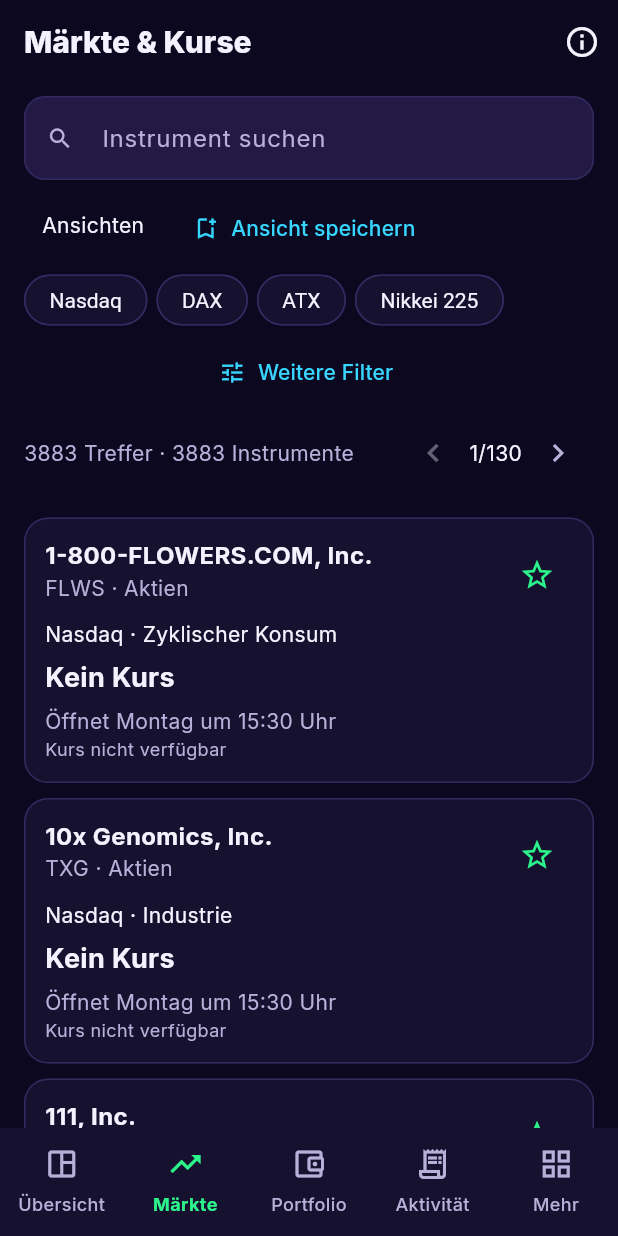
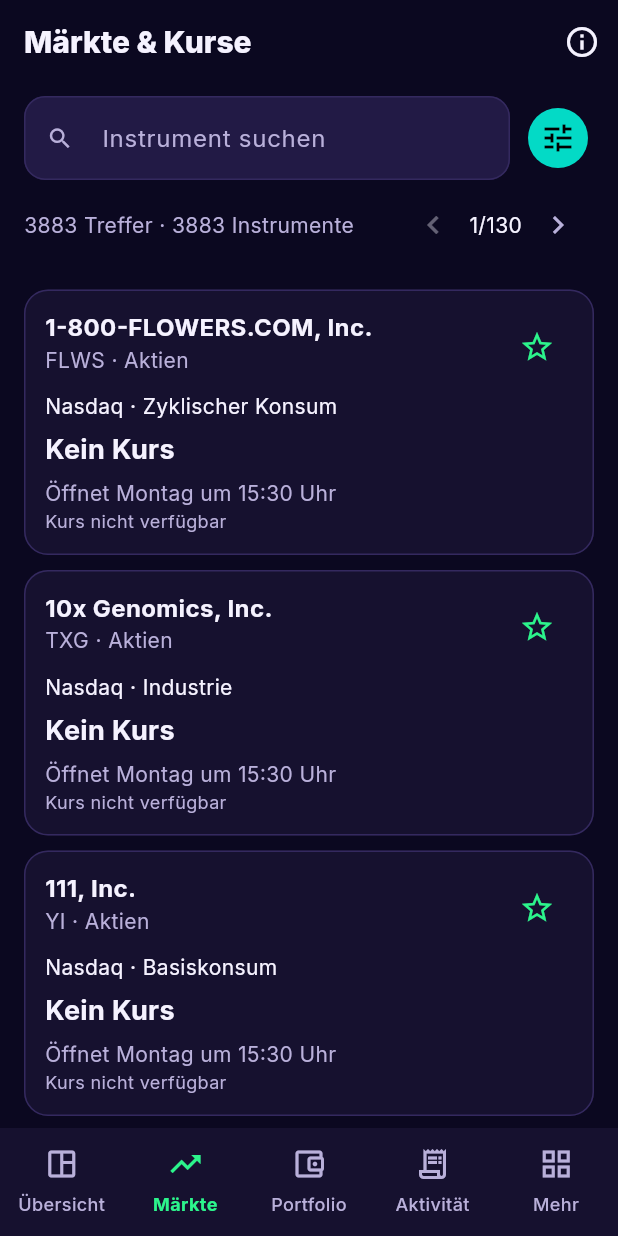
Before and after one commit to NairolfDev/TradingGame, a Flutter app: the screen it shows after launch, item 2 of the bottom bar chosen, on a phone screen of 412 x 824 dp. Run offline on Flutter 3.47's test engine with Material 3 defaults, Android fonts, the phone set to English and light mode, and no system bars; our stand-ins replace cloud_firestore, firebase_auth, firebase_core, firebase_messaging, fl_chart, flutter_animate and 6 more; missing offline and left inert: dart:js_interop; accounts and stored records are empty; network calls fail.

Commit message:
feat(markets): phone filter sheet, results first
Below 600 px the header is just the search field plus a filter button with a
badge; views, index chips and the extra filters live in a bottom sheet that
updates live. The first result now starts under 260 px (was ~343). Cards show one
short 'Stand ... verzoegert' line; provider/FX details stay on the instrument page.
Layout choice uses the window width so the keyboard cannot swap it.

Co-Authored-By: Claude Sonnet 5.5 <noreply@anthropic.com>

```diff
--- a/lib/logic/portfolio_provider.dart
+++ b/lib/logic/portfolio_provider.dart
@@ -121,6 +121,16 @@ class PortfolioProvider extends ChangeNotifier {
         ? ' · EUR zum aktuellen FX-Kurs'
         : '';
     return '${quote?.source ?? 'Anbieter'} · Stand $date $time · ggf. verzögert$fx';
+  }
+
+  /// One short line for lists; the full provider/FX details stay in
+  /// [quoteStatus] on the instrument page.
+  String quoteStatusShort(Asset asset) {
+    final updated = quoteUpdatedAt(asset);
+    if (updated == null) return 'Kurs nicht verfügbar';
+    final time =
+        '${updated.hour.toString().padLeft(2, '0')}:${updated.minute.toString().padLeft(2, '0')}';
+    return 'Stand ${updated.day}.${updated.month}. $time · ggf. verzögert';
   }
 
   void setVisibleMarketAssets(Iterable<Asset> assets) {
--- a/lib/ui/screens/markets_screen.dart
+++ b/lib/ui/screens/markets_screen.dart
@@ -292,6 +292,69 @@ class _MarketsScreenState extends State<MarketsScreen> {
     super.dispose();
   }
 
+  StateSetter? _sheetSetState;
+  int _hitCount = 0;
+
+  bool get _isActive =>
+      _query.isNotEmpty ||
+      _type != null ||
+      _groups.isNotEmpty ||
+      _sector != null ||
+      _watchlist ||
+      _open ||
+      _sort != 'name';
+
+  /// Active filters except the search text (shown on the filter button).
+  int get _filterCount =>
+      (_type != null ? 1 : 0) +
+      _groups.length +
+      (_sector != null ? 1 : 0) +
+      (_watchlist ? 1 : 0) +
+      (_open ? 1 : 0) +
+      (_sort != 'name' ? 1 : 0);
+
+  /// Keeps the open filter sheet in sync with every state change.
+  @override
+  void setState(VoidCallback fn) {
+    super.setState(fn);
+    _sheetSetState?.call(() {});
+  }
+
+  /// Phone: filters live in a sheet so the results start near the top
+  /// (Apple layout: progressive disclosure).
+  void _openFilterSheet(List<Widget> Function() controls) {
+    showModalBottomSheet<void>(
+      context: context,
+      isScrollControlled: true,
+      showDragHandle: true,
+      useSafeArea: true,
+      builder: (sheetContext) => StatefulBuilder(
+        builder: (_, setSheet) {
+          _sheetSetState = setSheet;
+          return SingleChildScrollView(
+            padding: const EdgeInsets.fromLTRB(16, 0, 16, 16),
+            child: Column(
+              crossAxisAlignment: CrossAxisAlignment.start,
+              children: [
+                Text(
+                  'Filter',
+                  style: Theme.of(sheetContext).textTheme.titleLarge,
+                ),
+                const SizedBox(height: 8),
+                ...controls(),
+                const SizedBox(height: 16),
+                FilledButton(
+                  onPressed: () => Navigator.pop(sheetContext),
+                  child: Text('$_hitCount Ergebnisse anzeigen'),
+                ),
+              ],
+            ),
+          );
+        },
+      ),
+    ).whenComplete(() => _sheetSetState = null);
+  }
+
   void _change(VoidCallback update) {
     setState(() {
       update();
@@ -395,14 +458,7 @@ class _MarketsScreenState extends State<MarketsScreen> {
     WidgetsBinding.instance.addPostFrameCallback((_) {
       if (mounted) provider.setVisibleMarketAssets(pageAssets);
     });
-    final active =
-        _query.isNotEmpty ||
-        _type != null ||
-        _groups.isNotEmpty ||
-        _sector != null ||
-        _watchlist ||
-        _open ||
-        _sort != 'name';
+    _hitCount = filtered.length;
 
     return Scaffold(
       appBar: AppBar(
@@ -436,12 +492,9 @@ class _MarketsScreenState extends State<MarketsScreen> {
       ),
       body: LayoutBuilder(
         builder: (context, bodyConstraints) {
-          final filters = Padding(
-            key: _filtersKey,
-            padding: const EdgeInsets.fromLTRB(16, 8, 16, 0),
-            child: Column(
-              children: [
-                TextField(
+          // Filter building blocks, rebuilt on demand so the phone sheet can
+          // show live state (see setState override).
+          Widget searchField() => TextField(
             controller: _search,
             decoration: InputDecoration(
               labelText: 'Instrument suchen',
@@ -467,9 +520,8 @@ class _MarketsScreenState extends State<MarketsScreen> {
                 if (mounted) _change(() => _query = value);
               });
             },
-                ),
-                const SizedBox(height: 8),
-                Align(
+          );
+          Widget viewsRow() => Align(
             alignment: Alignment.centerLeft,
             child: Wrap(
               spacing: 8,
@@ -491,15 +543,8 @@ class _MarketsScreenState extends State<MarketsScreen> {
                     _ => _views[name] ?? {},
                   }),
                   itemBuilder: (_) => [
-                          for (final name in [
-                            'DAX',
-                            'ATX',
-                            'Nasdaq Technologie',
-                          ])
-                            PopupMenuItem(
-                              value: 'preset:$name',
-                              child: Text(name),
-                            ),
+                    for (final name in ['DAX', 'ATX', 'Nasdaq Technologie'])
+                      PopupMenuItem(value: 'preset:$name', child: Text(name)),
                     if (_views.isNotEmpty) const PopupMenuDivider(),
                     for (final name in _views.keys)
                       PopupMenuItem(value: name, child: Text(name)),
@@ -520,8 +565,7 @@ class _MarketsScreenState extends State<MarketsScreen> {
                     icon: const Icon(Icons.bookmark_remove_outlined),
                     onSelected: _savingView
                         ? null
-                              : (name) =>
-                                    _persistViews({..._views}..remove(name)),
+                        : (name) => _persistViews({..._views}..remove(name)),
                     itemBuilder: (_) => [
                       for (final name in _views.keys)
                         PopupMenuItem(value: name, child: Text(name)),
@@ -529,19 +573,14 @@ class _MarketsScreenState extends State<MarketsScreen> {
                   ),
               ],
             ),
-                ),
-                Align(
+          );
+          Widget groupsRow() => Align(
             alignment: Alignment.centerLeft,
             child: Wrap(
               spacing: 6,
               runSpacing: 2,
               children: [
-                      for (final group in [
-                        'Nasdaq',
-                        'DAX',
-                        'ATX',
-                        'Nikkei 225',
-                      ])
+                for (final group in ['Nasdaq', 'DAX', 'ATX', 'Nikkei 225'])
                   FilterChip(
                     label: Text(group),
                     selected: _groups.contains(group),
@@ -555,8 +594,8 @@ class _MarketsScreenState extends State<MarketsScreen> {
                   ),
               ],
             ),
-                ),
-                Wrap(
+          );
+          Widget moreRow() => Wrap(
             alignment: WrapAlignment.spaceBetween,
             spacing: 12,
             children: [
@@ -565,14 +604,15 @@ class _MarketsScreenState extends State<MarketsScreen> {
                 icon: Icon(_more ? Icons.expand_less : Icons.tune),
                 label: const Text('Weitere Filter'),
               ),
-                    if (active)
+              if (_isActive)
                 TextButton(
                   onPressed: _reset,
                   child: const Text('Zurücksetzen'),
                 ),
             ],
-                ),
-                if (active)
+          );
+          List<Widget> activeChips() => [
+            if (_isActive)
               Align(
                 alignment: Alignment.centerLeft,
                 child: Wrap(
@@ -596,8 +636,7 @@ class _MarketsScreenState extends State<MarketsScreen> {
                     for (final group in _groups)
                       InputChip(
                         label: Text('Index: $group'),
-                            onDeleted: () =>
-                                _change(() => _groups.remove(group)),
+                        onDeleted: () => _change(() => _groups.remove(group)),
                       ),
                     if (_sector != null)
                       InputChip(
@@ -622,6 +661,8 @@ class _MarketsScreenState extends State<MarketsScreen> {
                   ],
                 ),
               ),
+          ];
+          List<Widget> dropdowns() => [
             if (_more)
               Wrap(
                 spacing: 12,
@@ -657,9 +698,7 @@ class _MarketsScreenState extends State<MarketsScreen> {
                       initialValue: _sector,
                       key: ValueKey('sector-$_sector'),
                       isExpanded: true,
-                          decoration: const InputDecoration(
-                            labelText: 'Branche',
-                          ),
+                      decoration: const InputDecoration(labelText: 'Branche'),
                       items: [
                         const DropdownMenuItem<String>(
                           value: null,
@@ -694,9 +733,7 @@ class _MarketsScreenState extends State<MarketsScreen> {
                           ? _sort
                           : null,
                       key: ValueKey('sort-$_sort'),
-                          decoration: const InputDecoration(
-                            labelText: 'Sortieren',
-                          ),
+                      decoration: const InputDecoration(labelText: 'Sortieren'),
                       items: const [
                         DropdownMenuItem(
                           value: 'name',
@@ -745,6 +782,48 @@ class _MarketsScreenState extends State<MarketsScreen> {
                   ),
                 ],
               ),
+          ];
+          final phone = MediaQuery.sizeOf(context).width < 600;
+          final filters = Padding(
+            key: _filtersKey,
+            padding: const EdgeInsets.fromLTRB(16, 8, 16, 0),
+            child: phone
+                ? Column(
+                    children: [
+                      Row(
+                        children: [
+                          Expanded(child: searchField()),
+                          const SizedBox(width: 8),
+                          Badge(
+                            isLabelVisible: _filterCount > 0,
+                            label: Text('$_filterCount'),
+                            child: IconButton.filledTonal(
+                              tooltip: 'Filter',
+                              icon: const Icon(Icons.tune),
+                              onPressed: () => _openFilterSheet(
+                                () => [
+                                  viewsRow(),
+                                  groupsRow(),
+                                  moreRow(),
+                                  ...dropdowns(),
+                                ],
+                              ),
+                            ),
+                          ),
+                        ],
+                      ),
+                      ...activeChips(),
+                    ],
+                  )
+                : Column(
+                    children: [
+                      searchField(),
+                      const SizedBox(height: 8),
+                      viewsRow(),
+                      groupsRow(),
+                      moreRow(),
+                      ...activeChips(),
+                      ...dropdowns(),
                     ],
                   ),
           );
--- a/lib/ui/widgets/asset_card.dart
+++ b/lib/ui/widgets/asset_card.dart
@@ -105,7 +105,7 @@ class AssetCard extends StatelessWidget {
                 style: TextStyle(color: AppColors.textSecondary),
               ),
               Text(
-                provider.quoteStatus(asset),
+                provider.quoteStatusShort(asset),
                 style: TextStyle(color: AppColors.textSecondary, fontSize: 12),
               ),
             ],
```
Also changed, not shown: 3 other files. Lines whose indentation alone changed are shown as unchanged.
